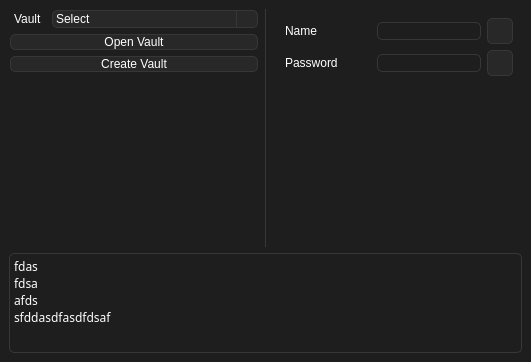
Qt form src/mainwindow.ui (Nothing031/Vault) before a commit.
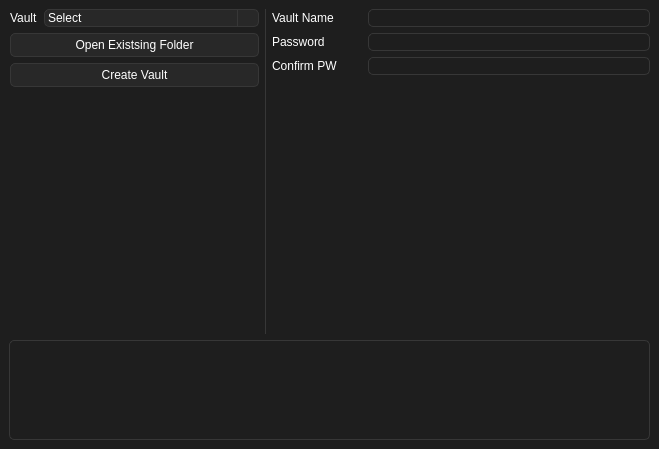
The same form after that commit. The open tabs and pages were chosen to show the change. Icons and pictures are not drawn.

Patch:
```diff
--- a/src/mainwindow.ui
+++ b/src/mainwindow.ui
@@ -6,8 +6,8 @@
    <rect>
     <x>0</x>
     <y>0</y>
-    <width>531</width>
-    <height>362</height>
+    <width>659</width>
+    <height>449</height>
    </rect>
   </property>
   <property name="windowTitle">
@@ -16,15 +16,18 @@
   <property name="styleSheet">
    <string notr="true">QWidget{
 	
-	font: 100 12pt &quot;Noto Sans&quot;;
+	font: 100 11pt &quot;Noto Sans&quot;;
 	color: rgb(255, 255, 255);
 	background-color: rgb(30, 30, 30);
 }
 
 
 QProgressBar{
+ 	border: 1px solid rgb(55, 55, 55);
+	border-radius: 5px;
 	padding-left: 0px;
 	color: rgb(0, 65, 74);
+	text-align: center;
 }
 QProgressBar::chunk{
 	border-radius: 5px;
@@ -33,8 +36,8 @@
 
 QLabel{
 border: 0px;
-padding-left: 1px;
-padding-right: 1px;
+padding-left: 0px;
+/*padding-right: 1px;*/
 }
 
 QTextEdit{
@@ -47,6 +50,13 @@
 	border-radius: 5px;
 }
 
+QListView{
+	border: 1px solid rgb(55, 55, 55);
+	border-radius: 5px;
+	font: 9pt;
+	gridline-color: rgb(0, 0, 0);
+}
+
 
 QComboBox{
 	background-color: rgb(40, 40, 40);
@@ -92,10 +102,6 @@
 }
 
 
-QListView{
-	font: 9pt;
-	gridline-color: rgb(0, 0, 0);
-}
 
 </string>
   </property>
@@ -104,40 +110,6 @@
     <property name="sizeConstraint">
      <enum>QLayout::SizeConstraint::SetMaximumSize</enum>
     </property>
-    <item row="0" column="1">
-     <widget class="Line" name="line">
-      <property name="windowModality">
-       <enum>Qt::WindowModality::NonModal</enum>
-      </property>
-      <property name="minimumSize">
-       <size>
-        <width>1</width>
-        <height>0</height>
-       </size>
-      </property>
-      <property name="maximumSize">
-       <size>
-        <width>1</width>
-        <height>16777215</height>
-       </size>
-      </property>
-      <property name="styleSheet">
-       <string notr="true">background-color: rgb(55, 55, 55);</string>
-      </property>
-      <property name="frameShadow">
-       <enum>QFrame::Shadow::Plain</enum>
-      </property>
-      <property name="lineWidth">
-       <number>-1</number>
-      </property>
-      <property name="midLineWidth">
-       <number>0</number>
-      </property>
-      <property name="orientation">
-       <enum>Qt::Orientation::Vertical</enum>
-      </property>
-     </widget>
-    </item>
     <item row="0" column="0">
      <widget class="QWidget" name="MainVaultLayoutWidget" native="true">
       <property name="enabled">
@@ -172,13 +144,13 @@
         <number>1</number>
        </property>
        <property name="topMargin">
-        <number>1</number>
+        <number>0</number>
        </property>
        <property name="rightMargin">
-        <number>1</number>
+        <number>0</number>
        </property>
        <property name="bottomMargin">
-        <number>1</number>
+        <number>0</number>
        </property>
        <item>
         <layout class="QHBoxLayout" name="SelectVaultLayout">
@@ -229,11 +201,17 @@
            <verstretch>0</verstretch>
           </sizepolicy>
          </property>
+         <property name="minimumSize">
+          <size>
+           <width>0</width>
+           <height>24</height>
+          </size>
+         </property>
          <property name="styleSheet">
           <string notr="true"/>
          </property>
          <property name="text">
-          <string>Open Vault</string>
+          <string>Open Existsing Folder</string>
          </property>
         </widget>
        </item>
@@ -245,12 +223,20 @@
            <verstretch>0</verstretch>
           </sizepolicy>
          </property>
+         <property name="minimumSize">
+          <size>
+           <width>0</width>
+           <height>24</height>
+          </size>
+         </property>
          <property name="text">
           <string>Create Vault</string>
          </property>
         </widget>
        </item>
        <item>
+        <layout class="QVBoxLayout" name="verticalLayout_2">
+         <item>
         <spacer name="verticalSpacer">
          <property name="orientation">
           <enum>Qt::Orientation::Vertical</enum>
@@ -264,9 +250,45 @@
         </spacer>
        </item>
       </layout>
+       </item>
+      </layout>
      </widget>
     </item>
-    <item row="1" column="0" colspan="3">
+    <item row="0" column="1">
+     <widget class="Line" name="line">
+      <property name="windowModality">
+       <enum>Qt::WindowModality::NonModal</enum>
+      </property>
+      <property name="minimumSize">
+       <size>
+        <width>1</width>
+        <height>0</height>
+       </size>
+      </property>
+      <property name="maximumSize">
+       <size>
+        <width>1</width>
+        <height>16777215</height>
+       </size>
+      </property>
+      <property name="styleSheet">
+       <string notr="true">background-color: rgb(55, 55, 55);</string>
+      </property>
+      <property name="frameShadow">
+       <enum>QFrame::Shadow::Plain</enum>
+      </property>
+      <property name="lineWidth">
+       <number>-1</number>
+      </property>
+      <property name="midLineWidth">
+       <number>0</number>
+      </property>
+      <property name="orientation">
+       <enum>Qt::Orientation::Vertical</enum>
+      </property>
+     </widget>
+    </item>
+    <item row="1" column="0" colspan="4">
      <widget class="QTextEdit" name="textEdit">
       <property name="minimumSize">
        <size>
@@ -283,7 +305,7 @@
       <property name="font">
        <font>
         <family>Noto Sans</family>
-        <pointsize>12</pointsize>
+        <pointsize>11</pointsize>
         <italic>false</italic>
         <fontweight>Thin</fontweight>
        </font>
@@ -310,15 +332,7 @@
        <bool>true</bool>
       </property>
       <property name="markdown">
-       <string>fdas
-
-fdsa
-
-afds
-
-sfddasdfasdfdsaf
-
-</string>
+       <string/>
       </property>
       <property name="html">
        <string>&lt;!DOCTYPE HTML PUBLIC &quot;-//W3C//DTD HTML 4.0//EN&quot; &quot;http://www.w3.org/TR/REC-html40/strict.dtd&quot;&gt;
@@ -327,84 +341,45 @@
 hr { height: 1px; border-width: 0; }
 li.unchecked::marker { content: &quot;\2610&quot;; }
 li.checked::marker { content: &quot;\2612&quot;; }
-&lt;/style&gt;&lt;/head&gt;&lt;body style=&quot; font-family:'Noto Sans'; font-size:12pt; font-weight:100; font-style:normal;&quot;&gt;
-&lt;p style=&quot; margin-top:0px; margin-bottom:0px; margin-left:0px; margin-right:0px; -qt-block-indent:0; text-indent:0px;&quot;&gt;&lt;span style=&quot; font-size:9pt;&quot;&gt;fdas&lt;/span&gt;&lt;/p&gt;
-&lt;p style=&quot; margin-top:0px; margin-bottom:0px; margin-left:0px; margin-right:0px; -qt-block-indent:0; text-indent:0px;&quot;&gt;&lt;span style=&quot; font-size:9pt;&quot;&gt;fdsa&lt;/span&gt;&lt;/p&gt;
-&lt;p style=&quot; margin-top:0px; margin-bottom:0px; margin-left:0px; margin-right:0px; -qt-block-indent:0; text-indent:0px;&quot;&gt;&lt;span style=&quot; font-size:9pt;&quot;&gt;afds&lt;/span&gt;&lt;/p&gt;
-&lt;p style=&quot; margin-top:0px; margin-bottom:0px; margin-left:0px; margin-right:0px; -qt-block-indent:0; text-indent:0px;&quot;&gt;&lt;span style=&quot; font-size:9pt;&quot;&gt;sfddasdfasdfdsaf&lt;/span&gt;&lt;/p&gt;&lt;/body&gt;&lt;/html&gt;</string>
+&lt;/style&gt;&lt;/head&gt;&lt;body style=&quot; font-family:'Noto Sans'; font-size:11pt; font-weight:100; font-style:normal;&quot;&gt;
+&lt;p style=&quot;-qt-paragraph-type:empty; margin-top:0px; margin-bottom:0px; margin-left:0px; margin-right:0px; -qt-block-indent:0; text-indent:0px;&quot;&gt;&lt;br /&gt;&lt;/p&gt;&lt;/body&gt;&lt;/html&gt;</string>
       </property>
       <property name="overwriteMode">
        <bool>false</bool>
       </property>
      </widget>
     </item>
-    <item row="0" column="2">
-     <widget class="QWidget" name="formWidget_2" native="true">
+    <item row="0" column="2" colspan="2">
+     <widget class="QStackedWidget" name="StackedWidget">
       <property name="minimumSize">
        <size>
         <width>250</width>
         <height>0</height>
        </size>
       </property>
+      <property name="currentIndex">
+       <number>0</number>
+      </property>
+      <widget class="QWidget" name="CryptoPage" native="true">
       <layout class="QFormLayout" name="MainCryptoLayout">
-       <item row="1" column="0" colspan="2">
-        <layout class="QHBoxLayout" name="PasswordLayout">
-         <item>
-          <widget class="QLabel" name="PasswordLabel">
-           <property name="sizePolicy">
-            <sizepolicy hsizetype="Fixed" vsizetype="Preferred">
-             <horstretch>0</horstretch>
-             <verstretch>0</verstretch>
-            </sizepolicy>
-           </property>
-           <property name="minimumSize">
-            <size>
-             <width>90</width>
-             <height>0</height>
-            </size>
-           </property>
-           <property name="text">
-            <string>Password</string>
-           </property>
-          </widget>
-         </item>
-         <item>
-          <widget class="QLineEdit" name="PasswordEdit">
-           <property name="sizePolicy">
-            <sizepolicy hsizetype="Preferred" vsizetype="Fixed">
-             <horstretch>0</horstretch>
-             <verstretch>0</verstretch>
-            </sizepolicy>
-           </property>
-          </widget>
-         </item>
-         <item>
-          <widget class="QPushButton" name="pushButton">
-           <property name="sizePolicy">
-            <sizepolicy hsizetype="Fixed" vsizetype="Fixed">
-             <horstretch>0</horstretch>
-             <verstretch>0</verstretch>
-            </sizepolicy>
-           </property>
-           <property name="minimumSize">
-            <size>
-             <width>26</width>
-             <height>26</height>
-            </size>
-           </property>
-           <property name="maximumSize">
-            <size>
-             <width>26</width>
-             <height>26</height>
-            </size>
-           </property>
-           <property name="text">
-            <string/>
-           </property>
-          </widget>
-         </item>
-        </layout>
-       </item>
+        <property name="horizontalSpacing">
+         <number>6</number>
+        </property>
+        <property name="verticalSpacing">
+         <number>6</number>
+        </property>
+        <property name="leftMargin">
+         <number>0</number>
+        </property>
+        <property name="topMargin">
+         <number>0</number>
+        </property>
+        <property name="rightMargin">
+         <number>0</number>
+        </property>
+        <property name="bottomMargin">
+         <number>0</number>
+        </property>
        <item row="0" column="0" colspan="2">
         <layout class="QHBoxLayout" name="VaultNameLayout">
          <item>
@@ -417,10 +392,16 @@
            </property>
            <property name="minimumSize">
             <size>
-             <width>90</width>
+              <width>80</width>
              <height>0</height>
             </size>
            </property>
+            <property name="maximumSize">
+             <size>
+              <width>80</width>
+              <height>16777215</height>
+             </size>
+            </property>
            <property name="styleSheet">
             <string notr="true"/>
            </property>
@@ -449,24 +430,288 @@
            </property>
            <property name="minimumSize">
             <size>
-             <width>26</width>
-             <height>26</height>
+              <width>24</width>
+              <height>24</height>
             </size>
            </property>
            <property name="maximumSize">
             <size>
-             <width>26</width>
-             <height>26</height>
+              <width>24</width>
+              <height>24</height>
             </size>
            </property>
            <property name="text">
             <string/>
            </property>
+            <property name="icon">
+             <iconset resource="../asset/resource.qrc">
+              <normaloff>:/icons/save.png</normaloff>:/icons/save.png</iconset>
+            </property>
           </widget>
          </item>
         </layout>
        </item>
-      </layout>
+        <item row="3" column="0" colspan="2">
+         <widget class="QListWidget" name="FileList"/>
+        </item>
+        <item row="1" column="0" colspan="2">
+         <layout class="QHBoxLayout" name="PasswordLayout">
+          <item>
+           <widget class="QLabel" name="PasswordLabel">
+            <property name="sizePolicy">
+             <sizepolicy hsizetype="Fixed" vsizetype="Preferred">
+              <horstretch>0</horstretch>
+              <verstretch>0</verstretch>
+             </sizepolicy>
+            </property>
+            <property name="minimumSize">
+             <size>
+              <width>80</width>
+              <height>0</height>
+             </size>
+            </property>
+            <property name="maximumSize">
+             <size>
+              <width>80</width>
+              <height>16777215</height>
+             </size>
+            </property>
+            <property name="text">
+             <string>Password</string>
+            </property>
+           </widget>
+          </item>
+          <item>
+           <widget class="QLineEdit" name="PasswordEdit">
+            <property name="sizePolicy">
+             <sizepolicy hsizetype="Preferred" vsizetype="Fixed">
+              <horstretch>0</horstretch>
+              <verstretch>0</verstretch>
+             </sizepolicy>
+            </property>
+           </widget>
+          </item>
+          <item>
+           <widget class="QPushButton" name="pushButton">
+            <property name="sizePolicy">
+             <sizepolicy hsizetype="Fixed" vsizetype="Fixed">
+              <horstretch>0</horstretch>
+              <verstretch>0</verstretch>
+             </sizepolicy>
+            </property>
+            <property name="minimumSize">
+             <size>
+              <width>24</width>
+              <height>24</height>
+             </size>
+            </property>
+            <property name="maximumSize">
+             <size>
+              <width>24</width>
+              <height>24</height>
+             </size>
+            </property>
+            <property name="text">
+             <string/>
+            </property>
+            <property name="icon">
+             <iconset resource="../asset/resource.qrc">
+              <normaloff>:/icons/visibility_off.png</normaloff>
+              <normalon>:/icons/visibility_on.png</normalon>:/icons/visibility_off.png</iconset>
+            </property>
+           </widget>
+          </item>
+         </layout>
+        </item>
+        <item row="2" column="0" colspan="2">
+         <layout class="QHBoxLayout" name="horizontalLayout">
+          <item>
+           <widget class="QPushButton" name="pushButton_3">
+            <property name="minimumSize">
+             <size>
+              <width>0</width>
+              <height>24</height>
+             </size>
+            </property>
+            <property name="text">
+             <string>Encrypt</string>
+            </property>
+            <property name="icon">
+             <iconset resource="../asset/resource.qrc">
+              <normaloff>:/icons/lock.png</normaloff>:/icons/lock.png</iconset>
+            </property>
+           </widget>
+          </item>
+          <item>
+           <widget class="QPushButton" name="pushButton_4">
+            <property name="minimumSize">
+             <size>
+              <width>22</width>
+              <height>24</height>
+             </size>
+            </property>
+            <property name="text">
+             <string>Decrypt</string>
+            </property>
+            <property name="icon">
+             <iconset resource="../asset/resource.qrc">
+              <normaloff>:/icons/unlock.png</normaloff>:/icons/unlock.png</iconset>
+            </property>
+            <property name="iconSize">
+             <size>
+              <width>16</width>
+              <height>16</height>
+             </size>
+            </property>
+           </widget>
+          </item>
+         </layout>
+        </item>
+        <item row="4" column="0" colspan="2">
+         <widget class="QProgressBar" name="progressBar">
+          <property name="maximumSize">
+           <size>
+            <width>16777215</width>
+            <height>24</height>
+           </size>
+          </property>
+          <property name="value">
+           <number>24</number>
+          </property>
+         </widget>
+        </item>
+       </layout>
+      </widget>
+      <widget class="QWidget" name="DefaultPage"/>
+      <widget class="QWidget" name="NewPage">
+       <layout class="QFormLayout" name="formLayout_5">
+        <property name="horizontalSpacing">
+         <number>6</number>
+        </property>
+        <property name="leftMargin">
+         <number>0</number>
+        </property>
+        <property name="topMargin">
+         <number>0</number>
+        </property>
+        <property name="rightMargin">
+         <number>0</number>
+        </property>
+        <property name="bottomMargin">
+         <number>0</number>
+        </property>
+        <item row="0" column="0" colspan="2">
+         <layout class="QHBoxLayout" name="horizontalLayout_2">
+          <item>
+           <widget class="QLabel" name="label">
+            <property name="sizePolicy">
+             <sizepolicy hsizetype="Fixed" vsizetype="Preferred">
+              <horstretch>0</horstretch>
+              <verstretch>0</verstretch>
+             </sizepolicy>
+            </property>
+            <property name="minimumSize">
+             <size>
+              <width>90</width>
+              <height>0</height>
+             </size>
+            </property>
+            <property name="maximumSize">
+             <size>
+              <width>90</width>
+              <height>16777215</height>
+             </size>
+            </property>
+            <property name="text">
+             <string>Vault Name</string>
+            </property>
+           </widget>
+          </item>
+          <item>
+           <widget class="QLineEdit" name="lineEdit"/>
+          </item>
+         </layout>
+        </item>
+        <item row="1" column="0" colspan="2">
+         <layout class="QHBoxLayout" name="horizontalLayout_3">
+          <item>
+           <widget class="QLabel" name="label_2">
+            <property name="minimumSize">
+             <size>
+              <width>90</width>
+              <height>0</height>
+             </size>
+            </property>
+            <property name="maximumSize">
+             <size>
+              <width>90</width>
+              <height>16777215</height>
+             </size>
+            </property>
+            <property name="text">
+             <string>Password</string>
+            </property>
+           </widget>
+          </item>
+          <item>
+           <widget class="QLineEdit" name="lineEdit_2"/>
+          </item>
+         </layout>
+        </item>
+        <item row="2" column="0" colspan="2">
+         <layout class="QHBoxLayout" name="horizontalLayout_4">
+          <item>
+           <widget class="QLabel" name="label_3">
+            <property name="minimumSize">
+             <size>
+              <width>90</width>
+              <height>0</height>
+             </size>
+            </property>
+            <property name="maximumSize">
+             <size>
+              <width>90</width>
+              <height>16777215</height>
+             </size>
+            </property>
+            <property name="text">
+             <string>Confirm PW</string>
+            </property>
+           </widget>
+          </item>
+          <item>
+           <widget class="QLineEdit" name="lineEdit_3"/>
+          </item>
+         </layout>
+        </item>
+        <item row="4" column="1">
+         <spacer name="verticalSpacer_2">
+          <property name="orientation">
+           <enum>Qt::Orientation::Vertical</enum>
+          </property>
+          <property name="sizeHint" stdset="0">
+           <size>
+            <width>20</width>
+            <height>40</height>
+           </size>
+          </property>
+         </spacer>
+        </item>
+        <item row="3" column="1">
+         <spacer name="verticalSpacer_3">
+          <property name="orientation">
+           <enum>Qt::Orientation::Vertical</enum>
+          </property>
+          <property name="sizeHint" stdset="0">
+           <size>
+            <width>20</width>
+            <height>40</height>
+           </size>
+          </property>
+         </spacer>
+        </item>
+       </layout>
+      </widget>
      </widget>
     </item>
    </layout>
```
Left out of the diff: 6 changed lines with no effect on the pictures. Lines whose indentation alone changed are shown as unchanged.
